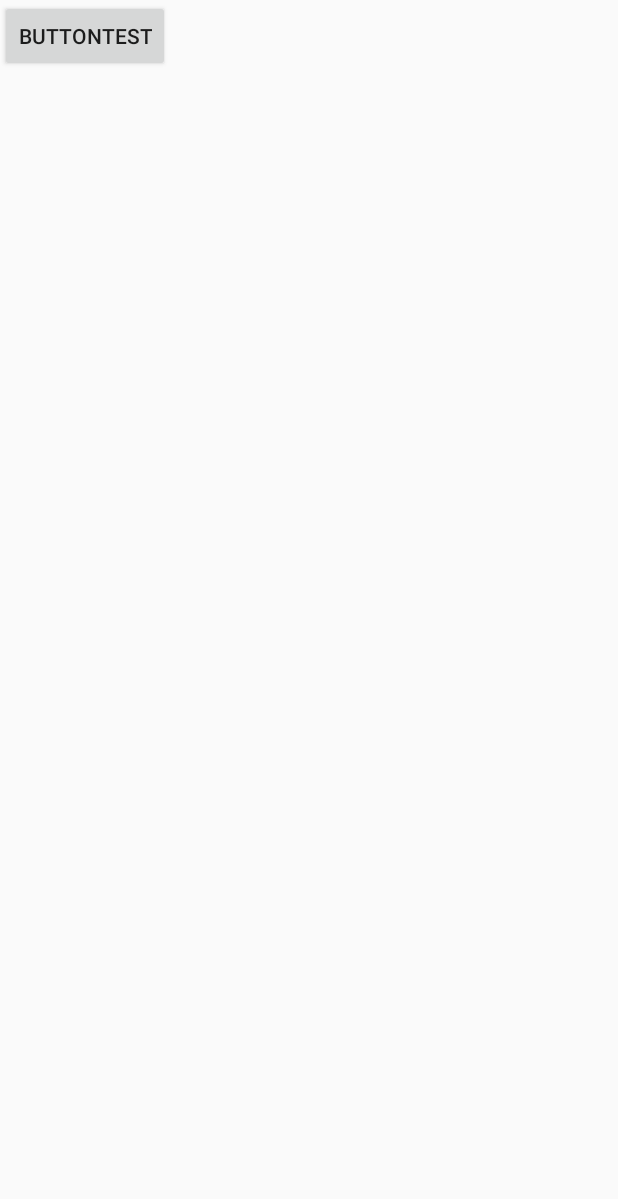
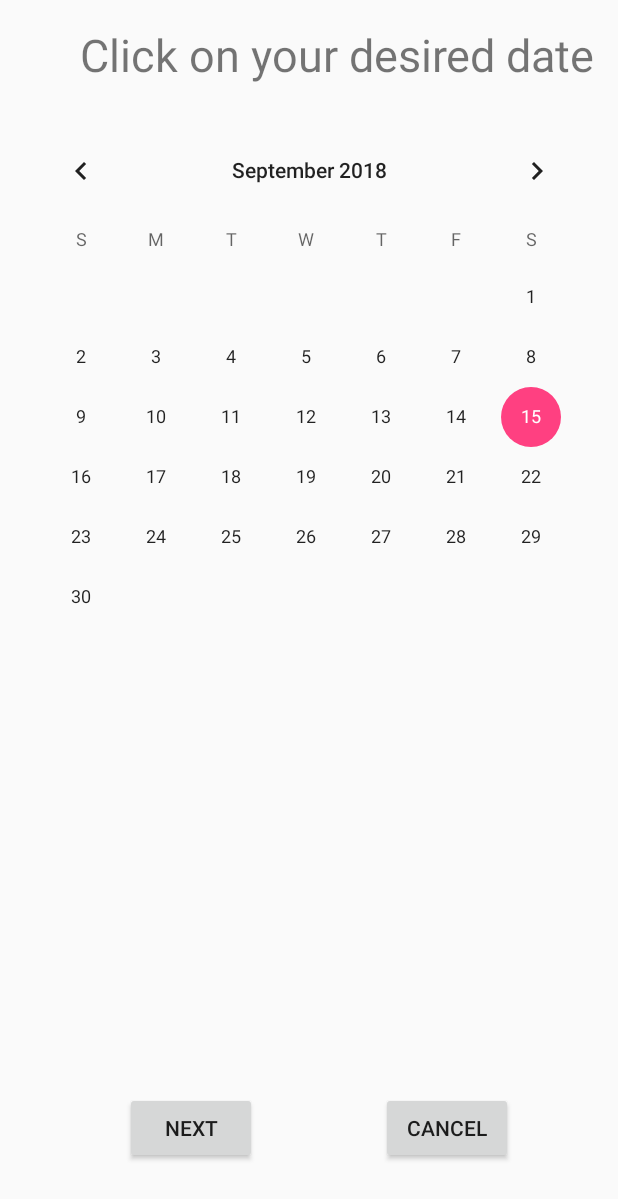
Before and after one commit to hochiw/Eldersmap, an Android app: the ScheduleTimeActivity screen opened directly, with no data from a screen before it, on a phone screen of 412 x 824 dp. Shown: the top 1199 px of the screen. Run offline under Robolectric (Android 15) with nearby library versions, the phone set to English and light mode, and no system bars.

Commit message:
improve schedule trip and ui
implement schedule trip feature, improve permission UI and splash screen

```diff
--- a/app/src/main/java/com/example/kallyruan/eldermap/NavigationPkg/ScheduleTimeActivity.java
+++ b/app/src/main/java/com/example/kallyruan/eldermap/NavigationPkg/ScheduleTimeActivity.java
@@ -1,14 +1,75 @@
 package com.example.kallyruan.eldermap.NavigationPkg;
 
 import android.app.Activity;
+import android.content.Intent;
 import android.os.Bundle;
+import android.util.Log;
+import android.view.View;
+import android.widget.CalendarView;
+import android.widget.TimePicker;
 
+import com.example.kallyruan.eldermap.NearbyLankmarkPkg.LandmarkListActivity;
 import com.example.kallyruan.eldermap.R;
 
+import java.sql.Time;
+import java.util.Date;
+
 public class ScheduleTimeActivity extends Activity{
+    public static int targetDay;
+    public static int targetMonth;
+    public static int targetYear;
+    public static int targetHour;
+    public static int targetMinute;
     @Override
     protected void onCreate(Bundle savedInstanceState) {
         super.onCreate(savedInstanceState);
-        setContentView(R.layout.navigation_schedule);
+        //by default, start the activity with date selection page
+        setDateView();
+    }
+
+    private void setDateView() {
+        setContentView(R.layout.navigation_schedule_date);
+        CalendarView calendarView = findViewById(R.id.calendarView);
+        //get target day from UI intersection
+        calendarView.setOnDateChangeListener(new CalendarView.OnDateChangeListener() {
+            @Override
+            public void onSelectedDayChange(CalendarView view, int year, int month,
+                                            int dayOfMonth) {
+                targetDay = dayOfMonth;
+                targetMonth = month;
+                targetYear = year;
+            }
+        });
+    }
+
+
+    public void toSelectTime(View view){
+        setContentView(R.layout.navigation_schedule_time);
+        TimePicker timePicker = findViewById(R.id.timePicker);
+        timePicker.setOnTimeChangedListener(new TimePicker.OnTimeChangedListener() {
+            @Override
+            public void onTimeChanged(TimePicker view, int hourOfDay, int minute) {
+                targetHour = hourOfDay;
+                targetMinute = minute;
+            }
+        });
+    }
+
+
+    public void backToDate(View view){
+        setDateView();
+    }
+
+
+    public void cancelSchedule(View view){
+        Intent i = new Intent(this, LandmarkListActivity.class);
+        startActivity(i);
+    }
+
+    //this function is to create an alert when this scheduled time arrives
+    public void setSchedule(View view){
+        ScheduleTrip planTrip = new ScheduleTrip(targetDay,targetMonth, targetYear, targetHour, targetMinute,
+                                                    LandmarkListActivity.getDestination());
+
     }
 }
--- a/app/src/main/java/com/example/kallyruan/eldermap/ProfilePkg/User.java
+++ b/app/src/main/java/com/example/kallyruan/eldermap/ProfilePkg/User.java
@@ -1,4 +1,9 @@
 package com.example.kallyruan.eldermap.ProfilePkg;
 
+import com.example.kallyruan.eldermap.NavigationPkg.ScheduleTrip;
+
+import java.util.ArrayList;
+
 public class User {
+    public ArrayList<ScheduleTrip> scheduleTripList = new ArrayList<>();
 }
--- a/app/src/main/res/layout/landmark_menu.xml
+++ b/app/src/main/res/layout/landmark_menu.xml
@@ -46,6 +46,4 @@
         app:layout_constraintEnd_toEndOf="parent"
         app:layout_constraintStart_toStartOf="parent"
         app:layout_constraintTop_toBottomOf="@+id/landmark_message" />
-
-
 </android.support.constraint.ConstraintLayout>
--- /dev/null
+++ b/app/src/main/res/layout/navigation_schedule_date.xml
@@ -0,0 +1,59 @@
+<?xml version="1.0" encoding="utf-8"?>
+<android.support.constraint.ConstraintLayout xmlns:android="http://schemas.android.com/apk/res/android"
+    xmlns:app="http://schemas.android.com/apk/res-auto"
+    xmlns:tools="http://schemas.android.com/tools"
+    android:layout_width="match_parent"
+    android:layout_height="match_parent"
+    tools:layout_editor_absoluteY="81dp">
+
+    <Button
+        android:id="@+id/date_button"
+        android:layout_width="wrap_content"
+        android:layout_height="wrap_content"
+        android:layout_marginEnd="12dp"
+        android:layout_marginStart="13dp"
+        android:layout_marginTop="20dp"
+        android:onClick="toSelectTime"
+        android:text="Next"
+        app:layout_constraintEnd_toStartOf="@+id/cancel"
+        app:layout_constraintStart_toStartOf="parent"
+        app:layout_constraintTop_toBottomOf="@+id/calendarView" />
+
+    <CalendarView
+        android:id="@+id/calendarView"
+        android:layout_width="0dp"
+        android:layout_height="0dp"
+        android:layout_marginBottom="20dp"
+        android:layout_marginEnd="9dp"
+        android:layout_marginStart="9dp"
+        app:layout_constraintBottom_toTopOf="@+id/cancel"
+        app:layout_constraintEnd_toEndOf="parent"
+        app:layout_constraintStart_toStartOf="parent"
+        app:layout_constraintTop_toBottomOf="@+id/title" />
+
+    <Button
+        android:id="@+id/cancel"
+        android:layout_width="wrap_content"
+        android:layout_height="wrap_content"
+        android:layout_marginBottom="48dp"
+        android:onClick="cancelSchedule"
+        android:text="Cancel"
+        app:layout_constraintBottom_toBottomOf="parent"
+        app:layout_constraintEnd_toEndOf="parent"
+        app:layout_constraintStart_toEndOf="@+id/date_button"
+        app:layout_constraintTop_toBottomOf="@+id/calendarView" />
+
+    <TextView
+        android:id="@+id/title"
+        android:layout_width="wrap_content"
+        android:layout_height="wrap_content"
+        android:layout_marginBottom="23dp"
+        android:layout_marginEnd="15dp"
+        android:layout_marginTop="16dp"
+        android:text="Click on your desired date"
+        android:textSize="30dp"
+        app:layout_constraintBottom_toTopOf="@+id/calendarView"
+        app:layout_constraintEnd_toEndOf="parent"
+        app:layout_constraintTop_toTopOf="parent" />
+
+</android.support.constraint.ConstraintLayout>
--- a/app/src/main/res/layout/navigation_schedule.xml
+++ b/app/src/main/res/layout/splash_screen.xml
@@ -5,11 +5,11 @@
     android:layout_width="match_parent"
     android:layout_height="match_parent">
 
-    <Button
-        android:id="@+id/button"
-        android:layout_width="wrap_content"
-        android:layout_height="wrap_content"
-        android:text="Buttontest"
-        tools:layout_editor_absoluteX="148dp"
-        tools:layout_editor_absoluteY="161dp" />
+    <ProgressBar
+        android:id="@+id/progressBar"
+        style="?android:attr/progressBarStyle"
+        android:layout_width="101dp"
+        android:layout_height="120dp"
+        tools:layout_editor_absoluteX="142dp"
+        tools:layout_editor_absoluteY="154dp" />
 </android.support.constraint.ConstraintLayout>
```
Also changed, not shown: app/src/main/java/com/example/kallyruan/eldermap/MainActivity.java (+16 -43 lines), app/src/main/java/com/example/kallyruan/eldermap/NavigationPkg/ScheduleTrip.java (added, +69 -0 lines), app/src/main/java/com/example/kallyruan/eldermap/NearbyLankmarkPkg/LandmarkListActivity.java (+48 -42 lines), app/src/main/java/com/example/kallyruan/eldermap/NearbyLankmarkPkg/MenuActivity.java (+8 -2 lines), app/src/main/java/com/example/kallyruan/eldermap/SplashScreen.java (added, +8 -0 lines), app/src/main/res/layout/landmark_list.xml (+15 -0 lines), app/src/main/res/layout/navigation_schedule_time.xml (added, +51 -0 lines).
